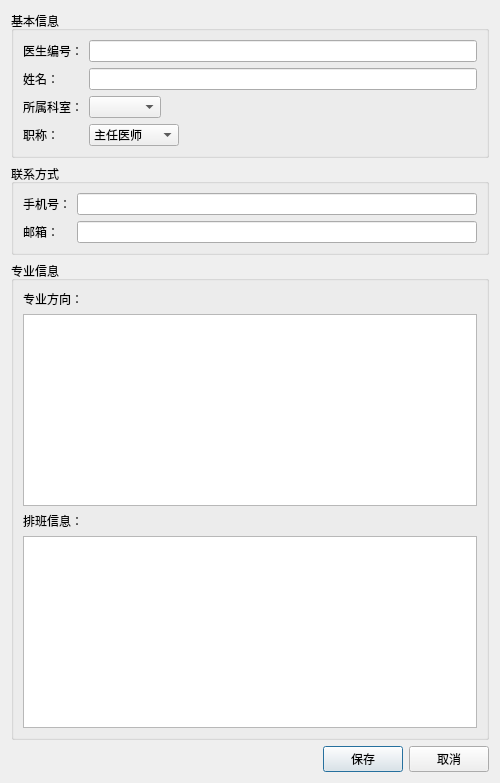
jiaminxu-design/qt-medical_system, file doctoreditview.ui: the form before one commit.
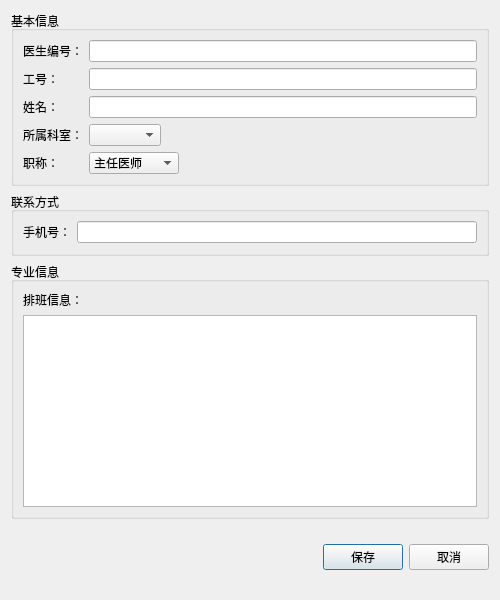
The form after the commit.

Commit message: 医生和科室的基本功能：添加，修改，查找，删除功能完成

```diff
--- a/doctoreditview.ui
+++ b/doctoreditview.ui
@@ -40,33 +40,50 @@
        </widget>
       </item>
       <item row="1" column="0">
+       <widget class="QLabel" name="labelEmpNo">
+        <property name="text">
+         <string>工号：</string>
+        </property>
+       </widget>
+      </item>
+      <item row="1" column="1">
+       <widget class="QLineEdit" name="dbEditEmpNo">
+        <property name="readOnly">
+         <bool>true</bool>
+        </property>
+       </widget>
+      </item>
+      <!-- 原有行：姓名（行号改为2） -->
+      <item row="2" column="0">
        <widget class="QLabel" name="labelName">
         <property name="text">
          <string>姓名：</string>
         </property>
        </widget>
       </item>
-      <item row="1" column="1">
+      <item row="2" column="1">
        <widget class="QLineEdit" name="dbEditName"/>
       </item>
-      <item row="2" column="0">
+      <!-- 原有行：所属科室（行号改为3） -->
+      <item row="3" column="0">
        <widget class="QLabel" name="labelDept">
         <property name="text">
          <string>所属科室：</string>
         </property>
        </widget>
       </item>
-      <item row="2" column="1">
+      <item row="3" column="1">
        <widget class="QComboBox" name="dbComboDepartment"/>
       </item>
-      <item row="3" column="0">
+      <!-- 原有行：职称（行号改为4） -->
+      <item row="4" column="0">
        <widget class="QLabel" name="labelTitle">
         <property name="text">
          <string>职称：</string>
         </property>
        </widget>
       </item>
-      <item row="3" column="1">
+      <item row="4" column="1">
        <widget class="QComboBox" name="dbComboTitle">
         <item>
          <property name="text">
@@ -119,16 +136,6 @@
       <item row="0" column="1">
        <widget class="QLineEdit" name="dbEditPhone"/>
       </item>
-      <item row="1" column="0">
-       <widget class="QLabel" name="labelEmail">
-        <property name="text">
-         <string>邮箱：</string>
-        </property>
-       </widget>
-      </item>
-      <item row="1" column="1">
-       <widget class="QLineEdit" name="dbEditEmail"/>
-      </item>
      </layout>
     </widget>
    </item>
@@ -140,26 +147,6 @@
       <string>专业信息</string>
      </property>
      <layout class="QVBoxLayout" name="verticalLayout_2">
-      <item>
-       <widget class="QLabel" name="labelSpecialty">
-        <property name="text">
-         <string>专业方向：</string>
-        </property>
-       </widget>
-      </item>
-      <item>
-       <widget class="QTextEdit" name="dbTextSpecialty">
-        <property name="sizePolicy">
-         <sizepolicy hsizetype="Expanding" vsizetype="Minimum">
-          <horstretch>0</horstretch>
-          <verstretch>0</verstretch>
-         </sizepolicy>
-        </property>
-        <property name="maximumHeight">
-         <number>80</number>
-        </property>
-       </widget>
-      </item>
       <item>
        <widget class="QLabel" name="labelSchedule">
         <property name="text">
```
Left out of the diff: 13 changed lines with no effect on the pictures. The commit also changes 10 other files.
